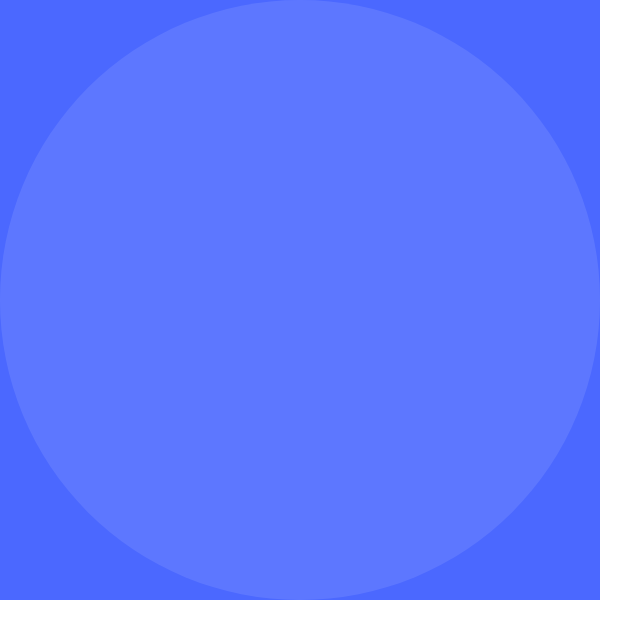
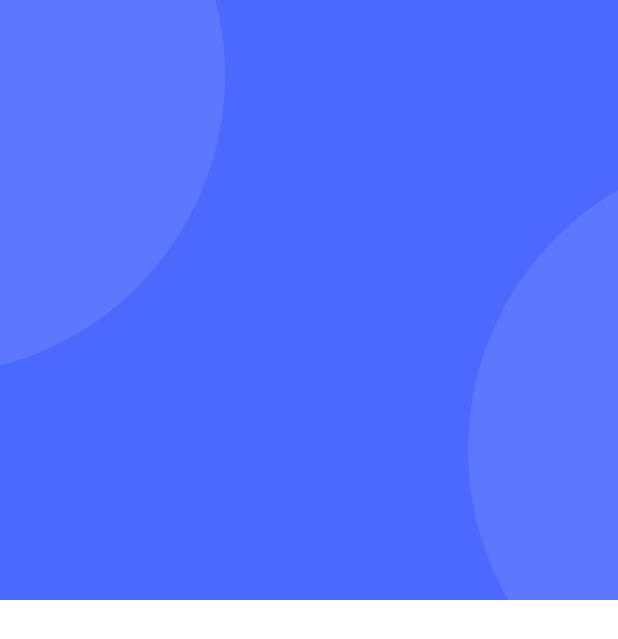
Before and after one commit to Danial14/apna_store, a Flutter app: the Home screen opened directly, on a phone screen of 412 x 824 dp. Shown: the top 639 px of the screen. Run offline on Flutter 3.47's test engine with Material 3 defaults, Android fonts, the phone set to English and light mode, and no system bars; our stand-ins replace get, get_storage, iconsax_flutter, logger, smooth_page_indicator; accounts and stored records are empty.

Commit message:
working on custom shape

```diff
--- /dev/null
+++ b/lib/common/widgets/custom_shapes/container/circular_container.dart
@@ -0,0 +1,35 @@
+import 'package:flutter/material.dart';
+
+import '../../../../utils/constants/colors.dart';
+
+class CircularShape extends StatelessWidget {
+  const CircularShape({
+    super.key,
+    this.child,
+    this.width = 400,
+    this.height = 400,
+    this.radius = 400,
+    this.padding = 0,
+    this.backgroundColor = AppColors.white
+  });
+  final double? width;
+  final double? height;
+  final double radius;
+  final double padding;
+  final Widget? child;
+  final Color backgroundColor;
+
+  @override
+  Widget build(BuildContext context) {
+    return Container(
+        width: 400,
+        height: 400,
+        decoration: BoxDecoration(
+            borderRadius: BorderRadius.circular(radius),
+            color: backgroundColor
+        ),
+        padding: const EdgeInsets.all(0),
+        child: child
+    );
+  }
+}
--- a/lib/features/shop/screens/home/home.dart
+++ b/lib/features/shop/screens/home/home.dart
@@ -1,6 +1,7 @@
 import 'package:apna_store/utils/helpers/helper_functions.dart';
 import 'package:flutter/material.dart';
 
+import '../../../../common/widgets/custom_shapes/container/circular_container.dart';
 import '../../../../utils/constants/colors.dart';
 
 class Home extends StatelessWidget {
@@ -18,18 +19,20 @@ class Home extends StatelessWidget {
                 color: AppColors.primary
               ),
               padding: EdgeInsets.all(0),
-              child: Stack(
-                children: [
-                  Container(
-                    width: 400,
-                    height: 400,
-                    decoration: BoxDecoration(
-                      borderRadius: BorderRadius.circular(400),
-                      color: AppColors.textWhite.withOpacity(0.1)
-                    ),
-                    padding: const EdgeInsets.all(0),
-                  )
-                ],
+              child: SizedBox(
+                height: 400,
+                child: Stack(
+                  children: [
+                    Positioned(
+                        top: -150,
+                        left: -250,
+                        child: CircularShape(backgroundColor: AppColors.textWhite.withOpacity(0.1),)),
+                    Positioned(
+                        top: 100,
+                        right: -300,
+                        child: CircularShape(backgroundColor: AppColors.textWhite.withOpacity(0.1),)),
+                  ],
+                ),
               ),
             )
           ],
```
